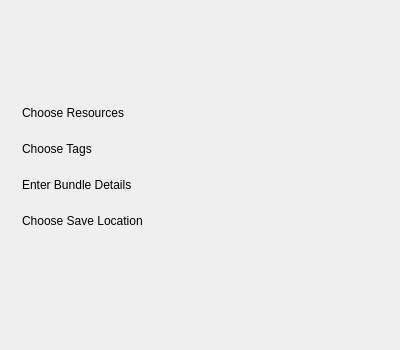
This is plugins/extensions/resourcemanager/wdgside.ui in KDE/krita as Qt 5 draws it before an edit. The edited form follows.
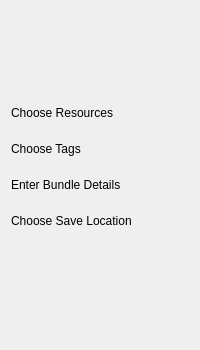
This is the edited form.

Diff of the .ui file:
```diff
--- a/plugins/extensions/resourcemanager/wdgside.ui
+++ b/plugins/extensions/resourcemanager/wdgside.ui
@@ -6,12 +6,12 @@
    <rect>
     <x>0</x>
     <y>0</y>
-    <width>400</width>
+    <width>200</width>
     <height>350</height>
    </rect>
   </property>
   <property name="sizePolicy">
-   <sizepolicy hsizetype="Maximum" vsizetype="Preferred">
+   <sizepolicy hsizetype="Preferred" vsizetype="Preferred">
     <horstretch>0</horstretch>
     <verstretch>0</verstretch>
    </sizepolicy>
@@ -23,16 +23,16 @@
    <item>
     <layout class="QVBoxLayout" name="verticalLayout_2">
      <property name="leftMargin">
-      <number>11</number>
+      <number>0</number>
      </property>
      <property name="topMargin">
-      <number>11</number>
+      <number>0</number>
      </property>
      <property name="rightMargin">
-      <number>11</number>
+      <number>0</number>
      </property>
      <property name="bottomMargin">
-      <number>11</number>
+      <number>0</number>
      </property>
      <item>
       <widget class="QLabel" name="lblChooseRes">
```
